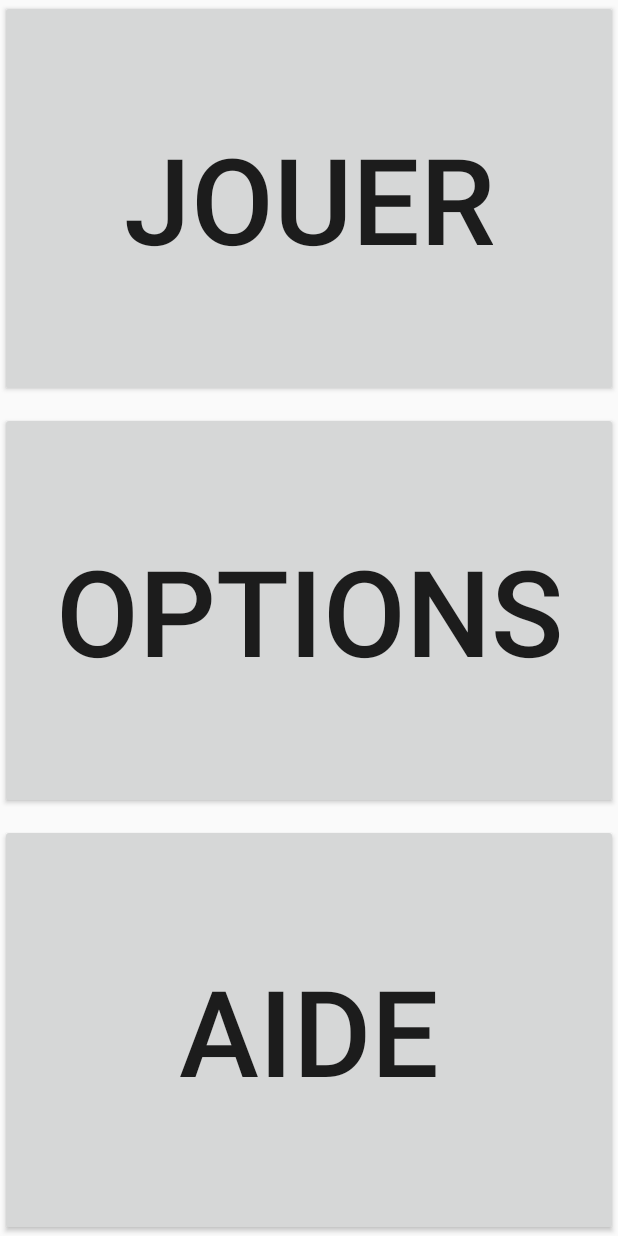
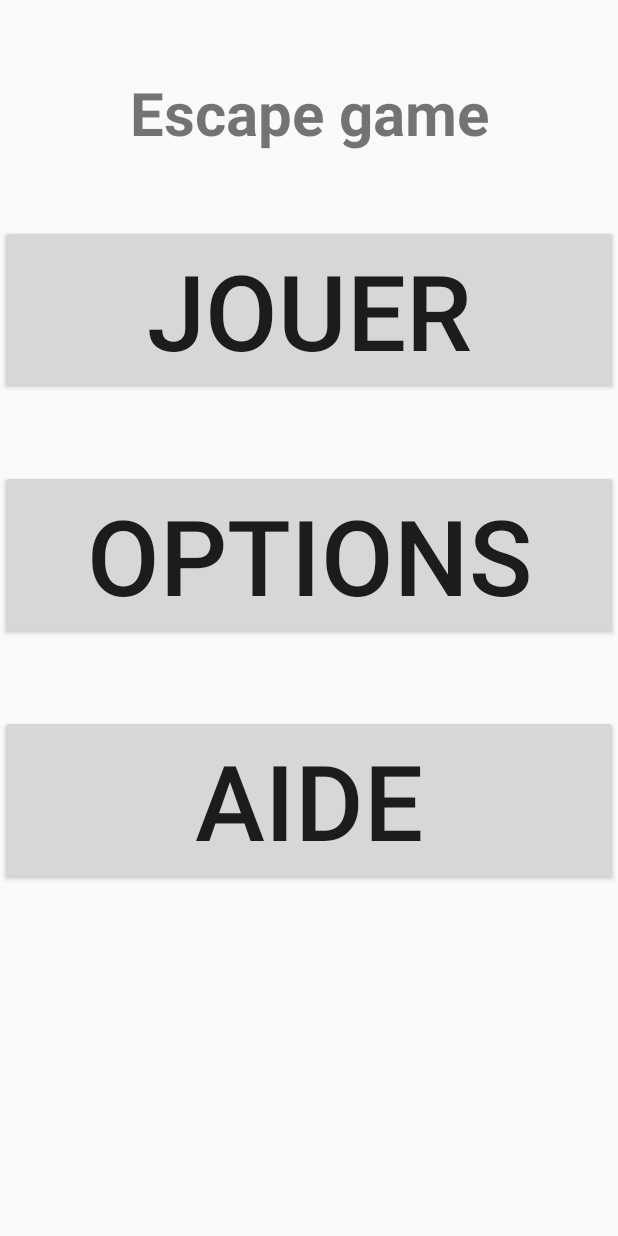
Before and after one commit to Oliwar/-TER-RA-sous-android, an Android app: the screen it shows after launch (Menu), on a phone screen of 412 x 824 dp. Run offline under Robolectric (Android 15) with nearby library versions, the phone set to English and light mode, and no system bars.

Commit message:
Suppression visualisation plans après avoir cliquer sur "Terminer"

```diff
--- a/TER/app/src/main/java/com/example/ter_ra_android/MainActivity.java
+++ b/TER/app/src/main/java/com/example/ter_ra_android/MainActivity.java
@@ -79,7 +79,7 @@ public class MainActivity extends AppCompatActivity implements GLSurfaceView.Ren
     private Button mTerminate;
     private boolean isHide = false;
     private boolean isHideForever = false;
-
+    private boolean displayPlane = true;
 
     // Rendering. The Renderers are created here, and initialized when the GL surface is created.
     private GLSurfaceView surfaceView;
@@ -94,7 +94,7 @@ public class MainActivity extends AppCompatActivity implements GLSurfaceView.Ren
     private final BackgroundRenderer backgroundRenderer = new BackgroundRenderer();
     private final ObjectRenderer virtualObject = new ObjectRenderer();
     private final ObjectRenderer virtualObjectShadow = new ObjectRenderer();
-    private final PlaneRenderer planeRenderer = new PlaneRenderer();
+    private PlaneRenderer planeRenderer = new PlaneRenderer();
     private final PointCloudRenderer pointCloudRenderer = new PointCloudRenderer();
 
     // Temporary matrix allocated here to reduce number of allocations for each frame.
@@ -162,13 +162,9 @@ public class MainActivity extends AppCompatActivity implements GLSurfaceView.Ren
         mInventory.setVisibility(View.VISIBLE);
         mToggleButton.setVisibility(View.VISIBLE);
 
-        deletePlane();
+        displayPlane = false;
 
         PlaceObjects();
-    }
-
-    private void deletePlane() {
-        //Todo: Supprimer la visualisation des plans scannés
     }
 
     private void PlaceObjects() {
@@ -420,14 +416,14 @@ public class MainActivity extends AppCompatActivity implements GLSurfaceView.Ren
 
             // Visualize tracked points.
             // Use try-with-resources to automatically release the point cloud.
-            try (PointCloud pointCloud = frame.acquirePointCloud()) {
-                pointCloudRenderer.update(pointCloud);
-                pointCloudRenderer.draw(viewmtx, projmtx);
+            if(displayPlane){
+                try (PointCloud pointCloud = frame.acquirePointCloud()) {
+                    pointCloudRenderer.update(pointCloud);
+                    pointCloudRenderer.draw(viewmtx, projmtx);
+                }
             }
 
-
             runOnUiThread(new Runnable() {
-
                 @Override
                 public void run() {
                     if (hasTrackingPlane() && !isHideForever)
@@ -446,8 +442,10 @@ public class MainActivity extends AppCompatActivity implements GLSurfaceView.Ren
             }
 
             // Visualize planes.
-            planeRenderer.drawPlanes(
-                    session.getAllTrackables(Plane.class), camera.getDisplayOrientedPose(), projmtx);
+            if(displayPlane) {
+                planeRenderer.drawPlanes(
+                        session.getAllTrackables(Plane.class), camera.getDisplayOrientedPose(), projmtx);
+            }
 
             // Visualize anchors created by touch.
             float scaleFactor = 1.0f;
--- a/TER/app/src/main/res/layout/activity_menu.xml
+++ b/TER/app/src/main/res/layout/activity_menu.xml
@@ -1,5 +1,19 @@
 <?xml version="1.0" encoding="utf-8"?>
 <LinearLayout xmlns:android="http://schemas.android.com/apk/res/android"
+    android:layout_width="match_parent"
+    android:layout_height="match_parent"
+    android:orientation="vertical">
+
+    <TextView
+        android:id="@+id/textView"
+        android:layout_width="match_parent"
+        android:layout_height="150sp"
+        android:gravity="center_horizontal|center_vertical"
+        android:text="@string/menu_title"
+        android:textSize="40sp"
+        android:textStyle="bold" />
+
+    <LinearLayout
         android:layout_width="match_parent"
         android:layout_height="match_parent"
         android:orientation="vertical">
@@ -7,30 +21,29 @@
         <Button
             android:id="@+id/jouer"
             android:layout_width="match_parent"
-        android:layout_height="match_parent"
+            android:layout_height="wrap_content"
+            android:layout_marginBottom="50sp"
             android:onClick="onJouerClick"
             android:text="@string/jouer"
-        android:layout_marginBottom="10dp"
-        android:layout_weight=".30"
-        android:textSize="80sp"/>
+            android:textSize="70sp" />
 
         <Button
             android:id="@+id/options"
             android:layout_width="match_parent"
-        android:layout_height="match_parent"
+            android:layout_height="wrap_content"
+            android:layout_marginBottom="50sp"
             android:onClick="onOptionsClick"
             android:text="@string/options"
-        android:layout_marginBottom="10dp"
-        android:layout_weight=".30"
-        android:textSize="80sp"/>
+            android:textSize="70sp" />
 
         <Button
             android:id="@+id/aide"
             android:layout_width="match_parent"
-        android:layout_height="match_parent"
-        android:layout_weight=".30"
+            android:layout_height="wrap_content"
             android:baselineAligned="false"
             android:onClick="onAideClick"
             android:text="@string/aide"
-        android:textSize="80sp" />
+            android:textSize="70sp" />
     </LinearLayout>
+
+</LinearLayout>
--- a/TER/app/src/main/res/values/strings.xml
+++ b/TER/app/src/main/res/values/strings.xml
@@ -29,4 +29,5 @@
     <string name="help_instructions">1- Scanner la pièce\n\n2- Appuyer sur "Terminer"\n\n3- Jouer!</string>
     <string name="help_title">Instructions</string>
     <string name="terminer">Terminer</string>
+    <string name="menu_title">Escape game</string>
 </resources>
```
Lines whose indentation alone changed are shown as unchanged.
